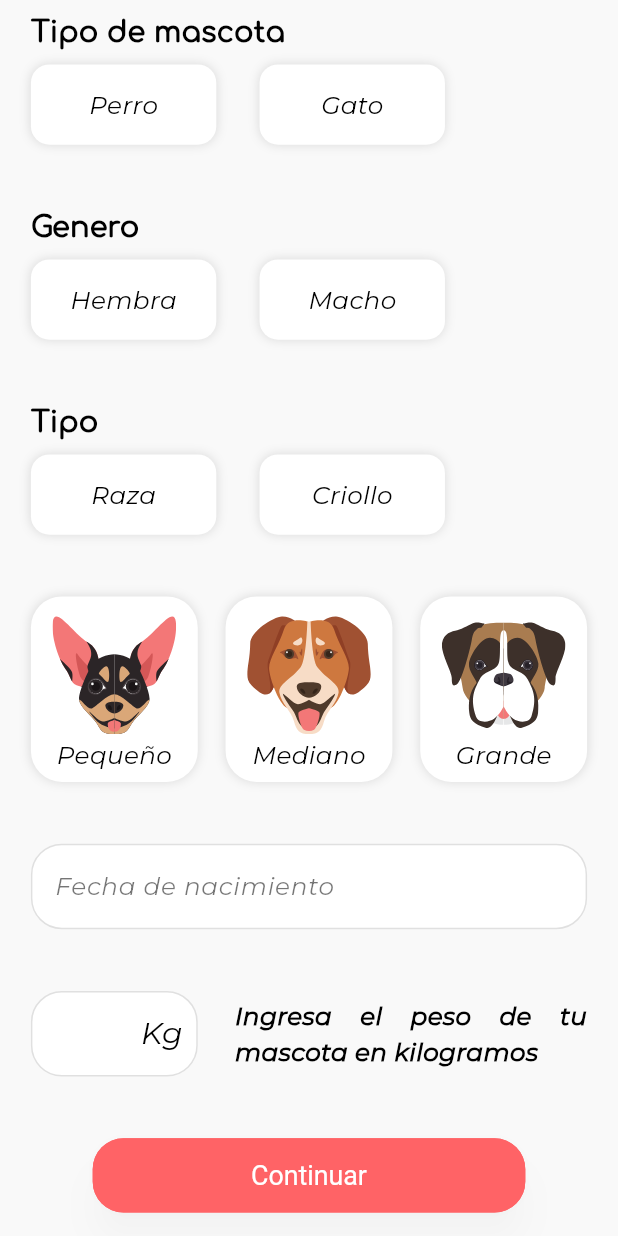
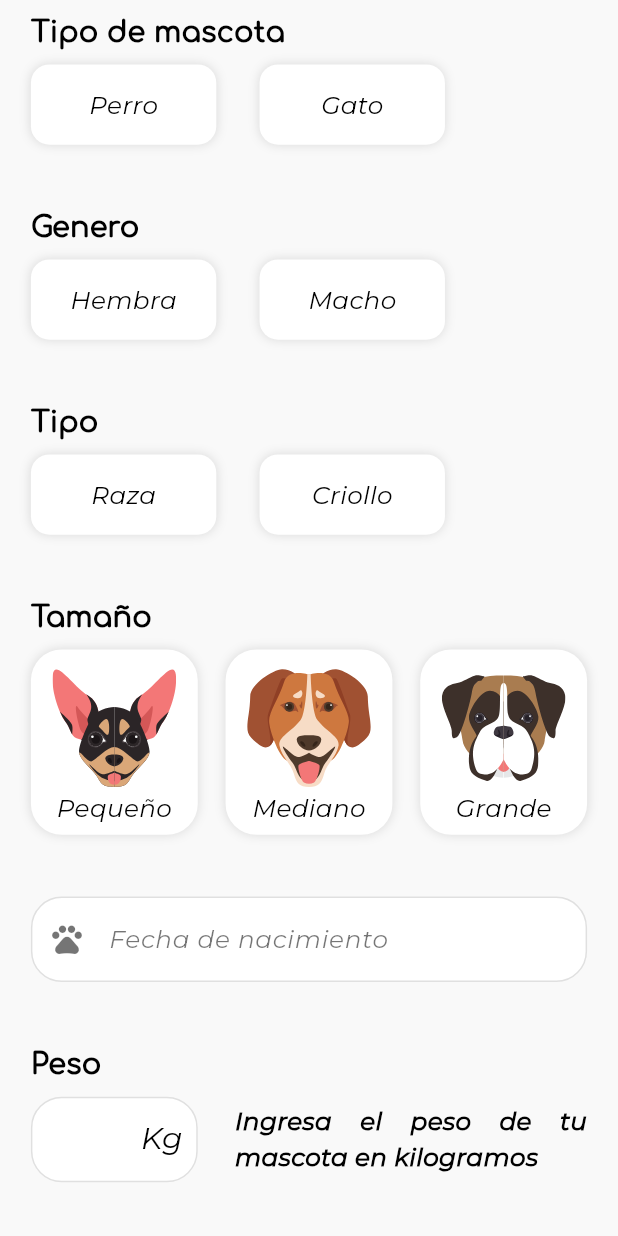
Before and after one commit to PettoORG/petto_app, a Flutter app: the screen it shows after launch, scrolled down 497 dp, on a phone screen of 412 x 824 dp. Run offline on Flutter 3.47's test engine with Material 2 defaults, Android fonts, the light colour scheme and no system bars; our stand-ins replace flutter_animate, flutter_svg, go_router, shared_preferences, sizer; generated files the repository leaves out were written again; project files that could hold a hidden picture were left out.

Commit message:
pet register modified

```diff
--- a/lib/UI/screens/pet_register.dart
+++ b/lib/UI/screens/pet_register.dart
@@ -4,7 +4,6 @@ import 'package:flutter_svg/flutter_svg.dart';
 import 'package:go_router/go_router.dart';
 import 'package:intl/intl.dart';
 import 'package:petto_app/UI/widgets/widgets.dart';
-import 'package:petto_app/config/constants/colors.dart';
 import 'package:sizer/sizer.dart';
 import 'package:flutter_gen/gen_l10n/app_localizations.dart';
 
@@ -50,6 +49,10 @@ class PetRegisterScreen extends StatelessWidget {
                 onOptionSelected: (petType) {},
               ),
               SizedBox(height: 5.h),
+              Align(
+                  alignment: Alignment.centerLeft,
+                  child: Text('Tamaño', style: Theme.of(context).textTheme.titleSmall)),
+              SizedBox(height: 1.h),
               _MuttSizeSection(
                 options: [
                   _MuttSizeOption(asset: 'assets/small-dog.svg', text: 'Pequeño', size: 27.w),
@@ -61,9 +64,15 @@ class PetRegisterScreen extends StatelessWidget {
               SizedBox(height: 5.h),
               const _BirthPetPicker(),
               SizedBox(height: 5.h),
+              Align(
+                alignment: Alignment.centerLeft,
+                child: Text('Peso', style: Theme.of(context).textTheme.titleSmall),
+              ),
+              SizedBox(height: 1.h),
               const _PetWeightSection(),
               SizedBox(height: 5.h),
               const _SaveButton(),
+              SizedBox(height: 1.h),
             ],
           ),
         ),
@@ -182,7 +191,7 @@ class _SaveButton extends StatelessWidget {
           context.pushReplacementNamed('home');
         },
         style: OutlinedButton.styleFrom(
-          fixedSize: Size(70.w, 6.h),
+          fixedSize: Size(75.w, 6.5.h),
         ),
         child: Text(AppLocalizations.of(context)!.next));
   }
@@ -249,7 +258,8 @@ class _BirthPetPicker extends StatelessWidget {
           dateController.text = formattedDate;
         }
       },
-      decoration: InputDecoration(label: Text(AppLocalizations.of(context)!.petDateOfBirth)),
+      decoration: InputDecoration(
+          prefixIcon: const Icon(Icons.pets), label: Text(AppLocalizations.of(context)!.petDateOfBirth)),
     );
   }
 }
--- a/lib/UI/widgets/onboarding_default_option.dart
+++ b/lib/UI/widgets/onboarding_default_option.dart
@@ -33,6 +33,7 @@ class OnboardingDefaultOption extends StatelessWidget {
               child: Text(
                 text,
                 style: Theme.of(context).textTheme.bodyMedium!.copyWith(
+                      fontWeight: FontWeight.w500,
                       color: (color == Theme.of(context).colorScheme.primary)
                           ? Theme.of(context).colorScheme.background
                           : Colors.black,
```
